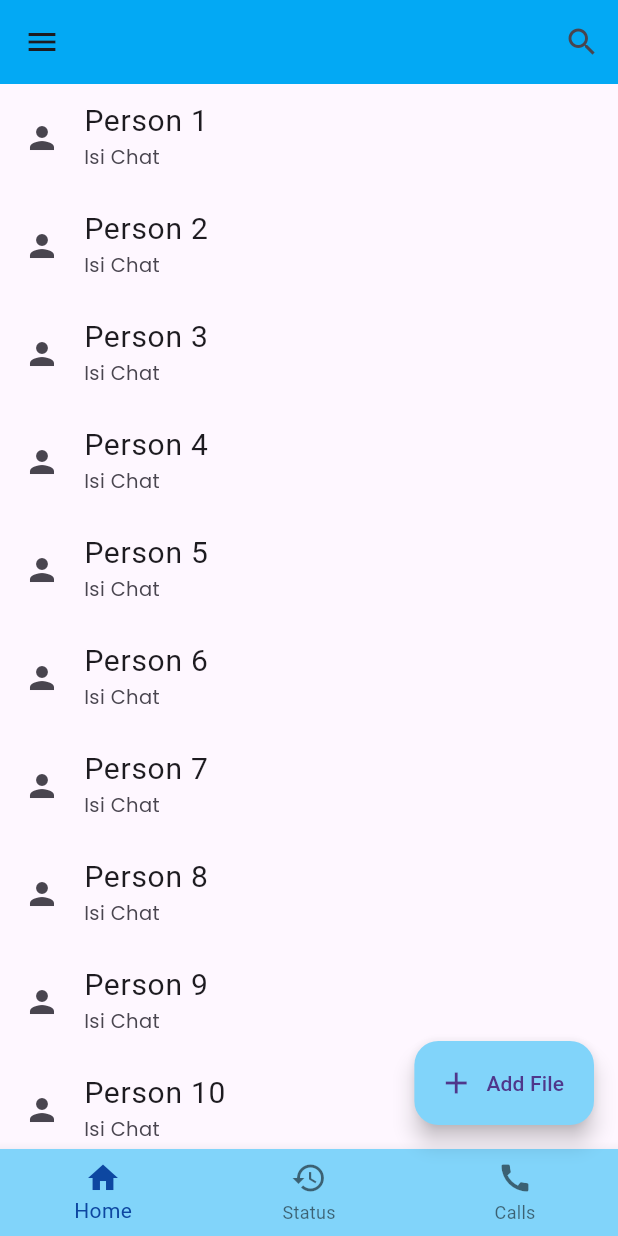
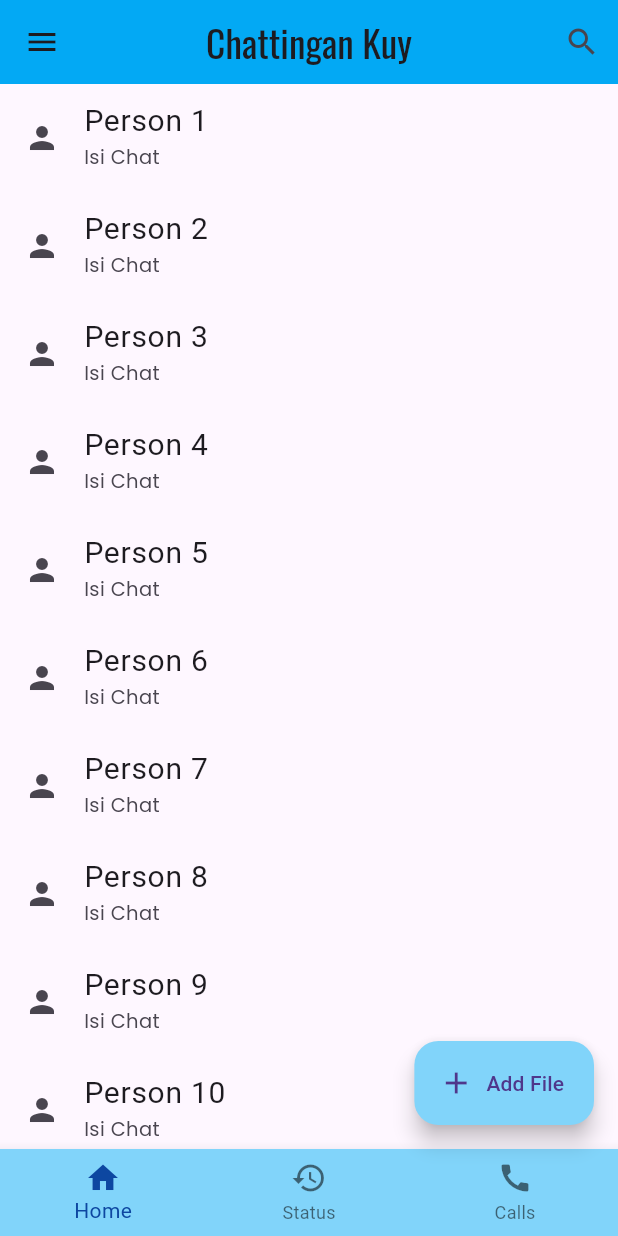
Before and after one commit to Oneday37/MIKTI_project, a Flutter app: the screen it shows after launch, on a phone screen of 412 x 824 dp. Run offline on Flutter 3.47's test engine with Material 3 defaults, Android fonts, the light colour scheme and no system bars; our stand-ins replace get, google_fonts.

Commit message:
Fourth commit

```diff
--- a/lib/Screens/detail_profil_page.dart
+++ b/lib/Screens/detail_profil_page.dart
@@ -24,7 +24,7 @@ class DetailProfilePage extends StatelessWidget {
       ),
       body: Center(
           child: Hero(
-              tag: "profile_animation",
+              tag: "edit_profile_animation",
               child: Image.asset("assets/gambar_1.jpg"))),
     );
   }
--- a/lib/Screens/home_page.dart
+++ b/lib/Screens/home_page.dart
@@ -178,6 +178,12 @@ class _HomePageState extends State<HomePage> {
       )),
       appBar: AppBar(
         backgroundColor: Colors.lightBlue,
+        titleSpacing: 0,
+        title: Text(
+          "Chattingan Kuy",
+          style: GoogleFonts.oswald(fontSize: 25),
+        ),
+        centerTitle: true,
         actions: [
           IconButton(icon: const Icon(Icons.search), onPressed: () {}),
         ],
```
